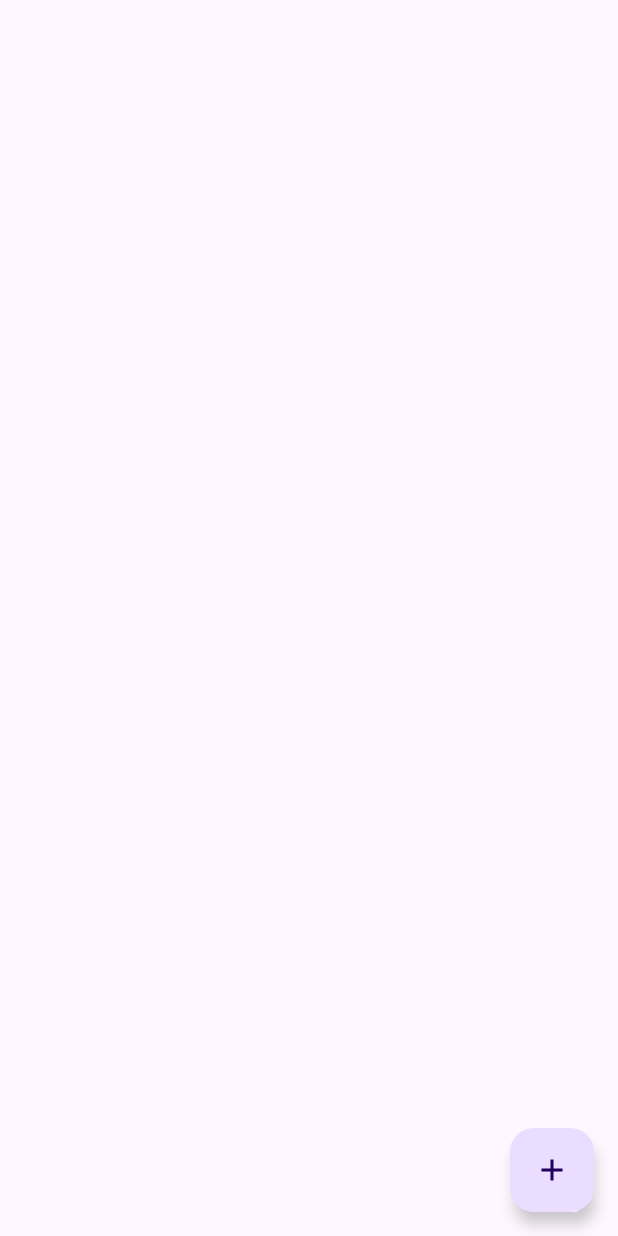
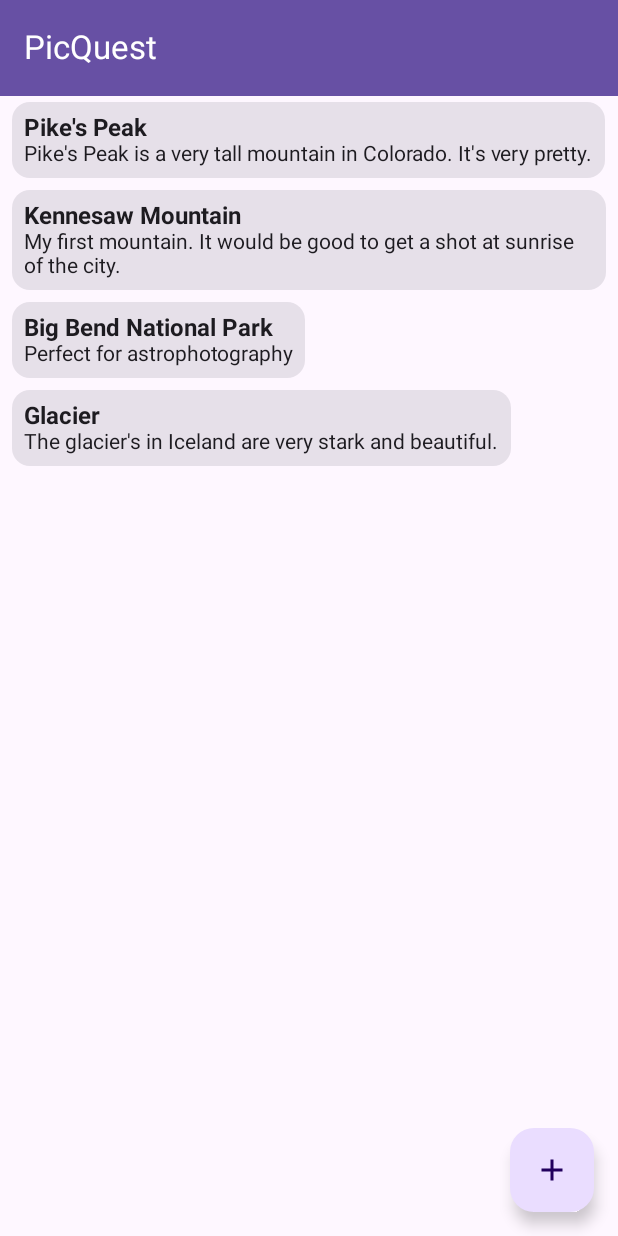
Before and after one commit to BOBODDY/PicQuestV2, an Android app built with Jetpack Compose: the @Preview function LocationListScreenPreview, on a phone screen of 412 x 824 dp. Run offline under Robolectric (Android 15) with nearby library versions, the phone set to English and light mode, and no system bars.

Commit message:
Some colors

```diff
--- a/app/src/main/java/dev/mathewsmobile/picquestv2/data/LocationRepository.kt
+++ b/app/src/main/java/dev/mathewsmobile/picquestv2/data/LocationRepository.kt
@@ -16,6 +16,7 @@ class LocationRepository @Inject constructor(
     private val locationDao: LocationDao
 ) {
 
+    companion object {
         val testLocations = mutableListOf<Location>(
             Location(
                 name = "Pike's Peak",
@@ -34,6 +35,7 @@ class LocationRepository @Inject constructor(
                 notes = "The glacier's in Iceland are very stark and beautiful."
             ),
         )
+    }
 
     fun getLocations(): Flow<List<Location>> {
         return locationDao.getAll().map { dbLocations ->
--- a/app/src/main/java/dev/mathewsmobile/picquestv2/ui/screen/LocationListScreen.kt
+++ b/app/src/main/java/dev/mathewsmobile/picquestv2/ui/screen/LocationListScreen.kt
@@ -4,11 +4,15 @@ import androidx.compose.foundation.layout.Box
 import androidx.compose.foundation.layout.fillMaxSize
 import androidx.compose.foundation.layout.padding
 import androidx.compose.material3.ExperimentalMaterial3Api
+import androidx.compose.material3.MaterialTheme
 import androidx.compose.material3.Scaffold
 import androidx.compose.material3.Text
+import androidx.compose.material3.TopAppBar
+import androidx.compose.material3.TopAppBarDefaults
 import androidx.compose.runtime.Composable
 import androidx.compose.runtime.collectAsState
 import androidx.compose.ui.Modifier
+import androidx.compose.ui.graphics.Color
 import androidx.compose.ui.tooling.preview.Preview
 import androidx.navigation.NavController
 import dev.mathewsmobile.picquestv2.data.LocationRepository
@@ -54,7 +58,14 @@ fun LocationListScreen(
 @OptIn(ExperimentalMaterial3Api::class)
 @Composable
 fun LocationListComponent(locations: List<Location>, onAddClick: () -> Unit) {
-    Scaffold(floatingActionButton = { AddLocationFab(onAddClick) }) {
+    Scaffold(
+        topBar = {
+            TopAppBar(title = { Text("PicQuest", color = Color.White) },
+                colors = TopAppBarDefaults.smallTopAppBarColors(containerColor = MaterialTheme.colorScheme.primary))
+        },
+        floatingActionButton = {
+            AddLocationFab(onAddClick)
+        }) {
         Box(
             modifier = Modifier
                 .padding(it)
@@ -68,5 +79,5 @@ fun LocationListComponent(locations: List<Location>, onAddClick: () -> Unit) {
 @Preview
 @Composable
 fun LocationListScreenPreview() {
-    LocationListComponent(emptyList(), {})
+    LocationListComponent(LocationRepository.testLocations, {})
 }
--- a/app/src/main/java/dev/mathewsmobile/picquestv2/ui/theme/Color.kt
+++ b/app/src/main/java/dev/mathewsmobile/picquestv2/ui/theme/Color.kt
@@ -9,3 +9,8 @@ val Pink80 = Color(0xFFEFB8C8)
 val Purple40 = Color(0xFF6650a4)
 val PurpleGrey40 = Color(0xFF625b71)
 val Pink40 = Color(0xFF7D5260)
+
+val DarkGreen = Color(0xFF006400)
+val Green = Color(0xFF008000)
+val YellowGreen = Color(0xFF9ACD32)
+val Khaki = Color(0xFFF0E68C)
```
Also changed, not shown: app/src/main/java/dev/mathewsmobile/picquestv2/ui/theme/Theme.kt (+8 -7 lines). Lines whose indentation alone changed are shown as unchanged.
